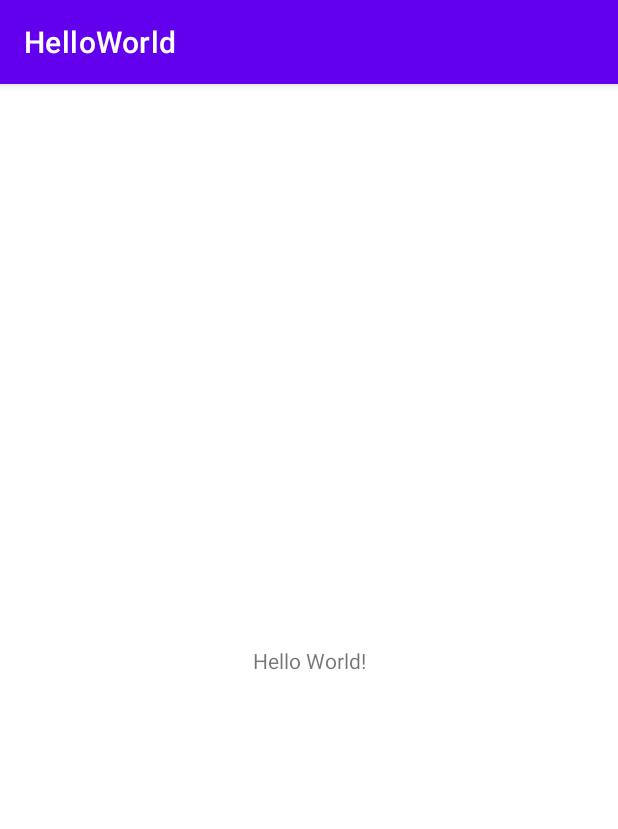
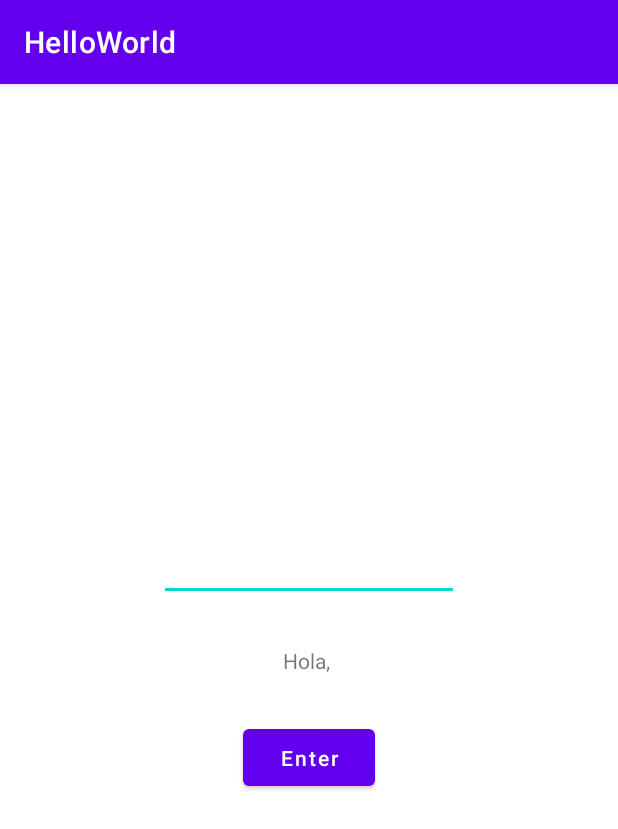
Before and after one commit to Filiberto-Castro/HelloWorld, an Android app: the screen it shows after launch (MainActivity), on a phone screen of 412 x 824 dp. Shown: the top 829 px of the screen. Run offline under Robolectric (Android 15) with nearby library versions, the phone set to English and light mode, and no system bars.

Commit message:
Android studio and hello world

```diff
--- a/app/build.gradle
+++ b/app/build.gradle
@@ -8,7 +8,7 @@ android {
 
     defaultConfig {
         applicationId "com.zerocode.helloworld"
-        minSdk 28
+        minSdk 30
         targetSdk 33
         versionCode 1
         versionName "1.0"
@@ -26,6 +26,7 @@ android {
         sourceCompatibility JavaVersion.VERSION_1_8
         targetCompatibility JavaVersion.VERSION_1_8
     }
+    buildToolsVersion '33.0.1'
 }
 
 dependencies {
--- a/app/src/main/java/com/zerocode/helloworld/MainActivity.java
+++ b/app/src/main/java/com/zerocode/helloworld/MainActivity.java
@@ -3,12 +3,27 @@ package com.zerocode.helloworld;
 import androidx.appcompat.app.AppCompatActivity;
 
 import android.os.Bundle;
+import android.view.View;
+import android.widget.EditText;
+import android.widget.TextView;
 
 public class MainActivity extends AppCompatActivity {
+
+    private EditText nombre;
+    private TextView saludo;
 
     @Override
     protected void onCreate(Bundle savedInstanceState) {
         super.onCreate(savedInstanceState);
         setContentView(R.layout.activity_main);
+
+        nombre = findViewById(R.id.etName);
+        saludo = findViewById(R.id.tvSaludo);
+    }
+
+    public void btnSaludar(View view){
+
+        saludo.setText("Hola, " + nombre.getText().toString());
+
     }
 }
--- a/app/src/main/res/layout/activity_main.xml
+++ b/app/src/main/res/layout/activity_main.xml
@@ -6,13 +6,39 @@
     android:layout_height="match_parent"
     tools:context=".MainActivity">
 
+    <EditText
+        android:id="@+id/etName"
+        android:layout_width="200dp"
+        android:layout_height="wrap_content"
+        android:layout_marginBottom="30dp"
+        android:minWidth="150dp"
+        android:minHeight="48dp"
+        android:minLines="1"
+        app:layout_constraintBottom_toTopOf="@+id/tvSaludo"
+        app:layout_constraintEnd_toEndOf="parent"
+        app:layout_constraintStart_toStartOf="parent"
+        tools:ignore="SpeakableTextPresentCheck" />
+
     <TextView
+        android:id="@+id/tvSaludo"
         android:layout_width="wrap_content"
         android:layout_height="wrap_content"
-        android:text="Hello World!"
-        app:layout_constraintBottom_toBottomOf="parent"
+        android:text="Hola, "
+        app:layout_constraintTop_toTopOf="parent"
         app:layout_constraintEnd_toEndOf="parent"
         app:layout_constraintStart_toStartOf="parent"
-        app:layout_constraintTop_toTopOf="parent" />
+        app:layout_constraintBottom_toBottomOf="parent"/>
+
+    <Button
+        android:id="@+id/btnEnter"
+        android:layout_width="wrap_content"
+        android:layout_height="50dp"
+        android:layout_marginTop="30dp"
+        android:text="Enter"
+        android:textAllCaps="false"
+        android:onClick="btnSaludar"
+        app:layout_constraintTop_toBottomOf="@+id/tvSaludo"
+        app:layout_constraintStart_toStartOf="parent"
+        app:layout_constraintEnd_toEndOf="parent"/>
 
 </androidx.constraintlayout.widget.ConstraintLayout>
```
